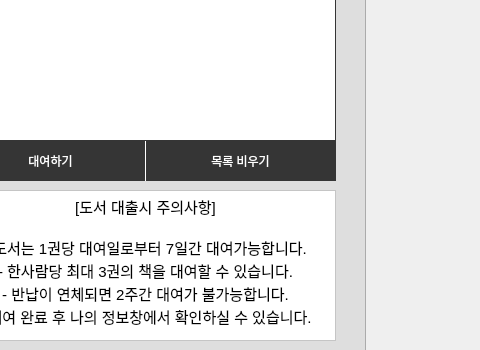
Before: the Qt Designer form shopping.ui in EUI-s-bookstore/bookstore, drawn with Qt 5; both pictures show x 215 to 695 and y 100 to 450 of the 800 by 450 pixel window.
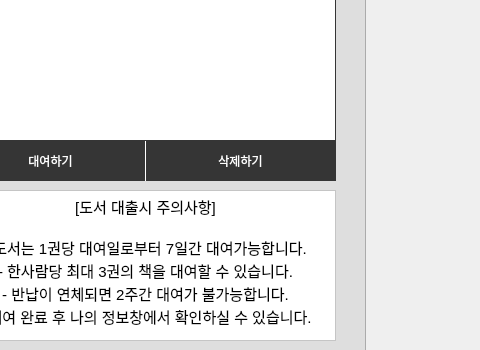
After: the same form once the commit is applied. Icons and pictures are not drawn.

Commit message: 삭제 버튼 추가

What changed in the file:
```diff
--- a/shopping.ui
+++ b/shopping.ui
@@ -460,7 +460,7 @@
 </string>
    </property>
    <property name="text">
-    <string>목록 비우기</string>
+    <string>삭제하기</string>
    </property>
   </widget>
   <zorder>textBrowser_2</zorder>
```
